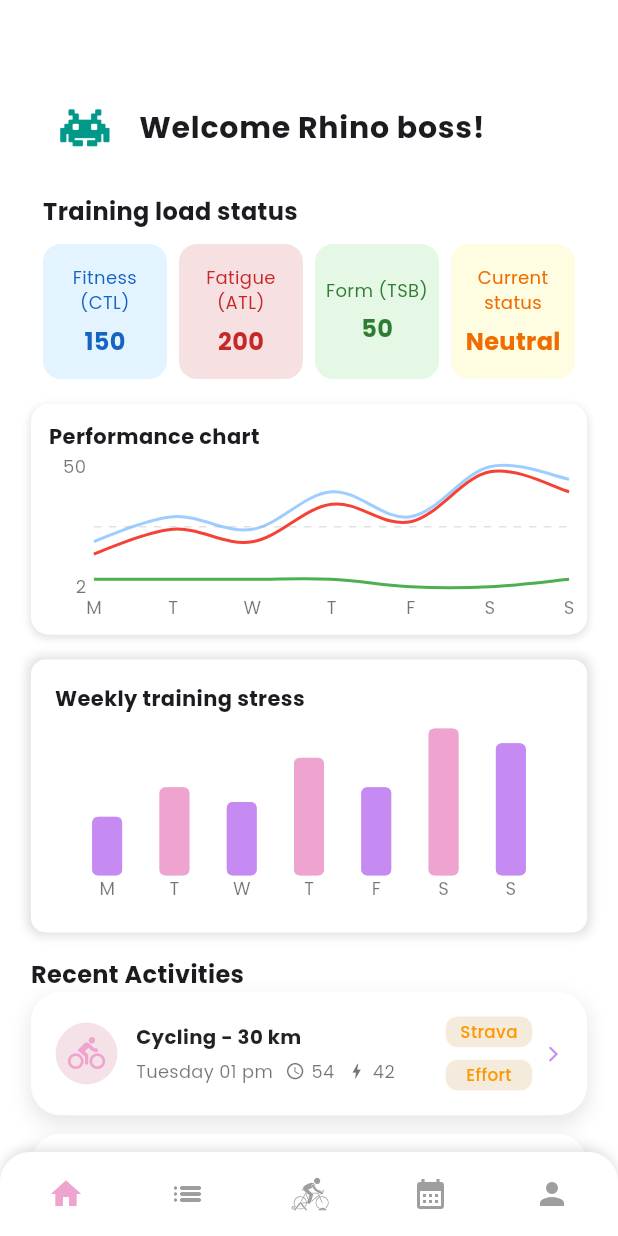
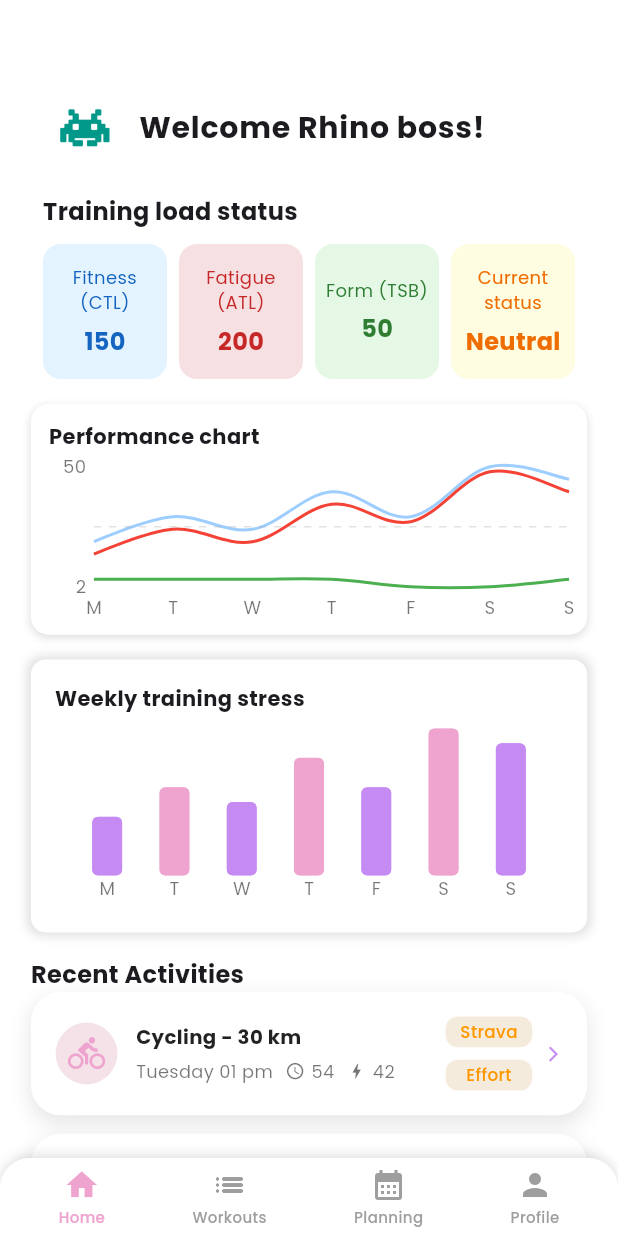
Before and after one commit to HanineBgr/Cyclink, a Flutter app: the MainTabView screen opened directly, on a phone screen of 412 x 824 dp. Run offline on Flutter 3.47's test engine with Material 3 defaults, Android fonts, the phone set to English and light mode, and no system bars; drawn by our look-alikes of fl_chart; our stand-ins replace dotted_border, firebase_auth, firebase_core, flutter_secure_storage, flutter_svg, get and 5 more; missing offline and left inert: dotted_dashed_line, flutter_reactive_ble; accounts and stored records are empty.

Commit message:
improving update profile

```diff
--- a/lib/services/auth/auth_service.dart
+++ b/lib/services/auth/auth_service.dart
@@ -73,6 +73,32 @@ class AuthService {
       throw Exception(errorData['message'] ?? 'Sign-in failed');
     }
   }
+/// Update user profile
+static Future<User> updateUser({
+  required String userId,
+  required Map<String, dynamic> updatedFields,
+}) async {
+  final token = await _storage.read(key: 'token');
+  final url = Uri.parse('$baseUrl/user/$userId'); // matches /user/:id
+
+  final response = await http.put(
+    url,
+    headers: {
+      'Content-Type': 'application/json',
+      'Authorization': 'Bearer $token',
+    },
+    body: jsonEncode(updatedFields),
+  );
+
+  final responseBody = jsonDecode(response.body);
+
+  if (response.statusCode == 200) {
+    return User.fromJson(responseBody);
+  } else {
+    throw Exception(responseBody['message'] ?? 'Failed to update user');
+  }
+}
+
 
   /// Fetch Current User
   static Future<User> fetchUser({required String token}) async {
@@ -104,4 +130,45 @@ class AuthService {
   static Future<void> signOut() async {
     await _storage.delete(key: 'token');
   }
+
+  /// sign in with strava
+  /* static Future<User> signInWithStrava() async {
+    const clientId = '156458';
+    final redirectUri = '$baseUrl/auth/strava/callback';
+
+    final authUrl = Uri.https("www.strava.com", "/oauth/authorize", {
+      'client_id': clientId,
+      'response_type': 'code',
+      'redirect_uri': redirectUri,
+      'approval_prompt': 'auto',
+      'scope': 'read,activity:read',
+    }).toString();
+
+    try {
+      final result = await FlutterWebAuth.authenticate(
+        url: authUrl,
+        callbackUrlScheme: 'https',
+      );
+
+      final code = Uri.parse(result).queryParameters['code'];
+      if (code == null) throw Exception("Missing code from redirect");
+
+      final tokenResponse = await http.get(
+        Uri.parse('$baseUrl/auth/strava/callback?code=$code'),
+      );
+
+      if (tokenResponse.statusCode == 200) {
+        final data = json.decode(tokenResponse.body);
+        final token = data['token'];
+
+        await _storage.write(key: 'token', value: token);
+        return User.fromJson(data['user']);
+      } else {
+        final err = json.decode(tokenResponse.body);
+        throw Exception(err['message'] ?? 'Strava login failed');
+      }
+    } catch (e) {
+      throw Exception("Strava auth error: $e");
+    }
+  }*/
 }
--- a/lib/view/auth/signUp1.dart
+++ b/lib/view/auth/signUp1.dart
@@ -130,7 +130,7 @@ class _SignUpViewState extends State<SignUpView> {
                         height: 50,
                         padding: const EdgeInsets.symmetric(horizontal: 15),
                         child: Image.asset(
-                          "assets/img/gender.png",
+                          "assets/img/choosegender.png",
                           width: 20,
                           height: 20,
                           fit: BoxFit.contain,
@@ -147,7 +147,7 @@ class _SignUpViewState extends State<SignUpView> {
                                       value: name,
                                       child: Text(
                                         name,
-                                        style: TextStyle(color: TColor.gray, fontSize: 14),
+                                        style: TextStyle(color: TColor.black, fontSize: 14),
                                       ),
                                     ))
                                 .toList(),
--- a/lib/view/auth/signUp2.dart
+++ b/lib/view/auth/signUp2.dart
@@ -3,6 +3,7 @@ import 'package:fast_rhino/common_widget/round_button.dart';
 import 'package:fast_rhino/common_widget/round_textfield.dart';
 import 'package:fast_rhino/providers/auth_provider.dart';
 import 'package:fast_rhino/view/auth/login_view.dart';
+import 'package:fast_rhino/view/main_tab/main_tab_view.dart';
 import 'package:flutter/material.dart';
 import 'package:provider/provider.dart';
 
@@ -71,7 +72,7 @@ class _SignUp2ScreenState extends State<SignUp2Screen> {
               Navigator.pop(context);
               Navigator.pushReplacement(
                 context,
-                MaterialPageRoute(builder: (_) => const LoginView()),
+                MaterialPageRoute(builder: (_) => const MainTabView()),
               );
             },
             child: const Text("OK", style: TextStyle(fontSize: 14)),
--- a/lib/view/main_tab/main_tab_view.dart
+++ b/lib/view/main_tab/main_tab_view.dart
@@ -62,7 +62,7 @@ class _MainTabViewState extends State<MainTabView> with WidgetsBindingObserver {
       case 1:
         return WorkoutLibrary(eObj: {"name": "Workout Library"});
       case 2:
-        return const Placeholder(); // Replace with LiveSessionScreen if needed
+        return const Placeholder();
       case 3:
         return PlanningScreen();
       case 4:
@@ -72,11 +72,18 @@ class _MainTabViewState extends State<MainTabView> with WidgetsBindingObserver {
     }
   }
 
-  Widget buildTabIcon(Widget iconWidget, bool isActive, VoidCallback onTap) {
-    return IconButton(
-      icon: iconWidget,
-      onPressed: onTap,
-      splashRadius: 24,
+  Widget buildTabItem({required Widget icon, required String label, required bool isActive, required VoidCallback onTap}) {
+    final color = isActive ? TColor.secondaryColor2 : Colors.grey;
+    return GestureDetector(
+      onTap: onTap,
+      child: Column(
+        mainAxisSize: MainAxisSize.min,
+        children: [
+          icon,
+          const SizedBox(height: 2),
+          Text(label, style: TextStyle(fontSize: 10, color: color, fontWeight: FontWeight.w500)),
+        ],
+      ),
     );
   }
 
@@ -101,71 +108,49 @@ class _MainTabViewState extends State<MainTabView> with WidgetsBindingObserver {
               ),
             ],
           ),
-          padding: const EdgeInsets.symmetric(horizontal: 20, vertical: 4),
+          padding: const EdgeInsets.symmetric(horizontal: 10, vertical: 6),
           child: Row(
-            mainAxisAlignment: MainAxisAlignment.spaceBetween,
+            mainAxisAlignment: MainAxisAlignment.spaceAround,
             children: [
-              buildTabIcon(
-                Icon(
-                  Icons.home,
-                  color: selectTab == 0 ? TColor.secondaryColor2 : Colors.grey,
-                ),
-                selectTab == 0,
-                () {
+              buildTabItem(
+                icon: Icon(Icons.home, color: selectTab == 0 ? TColor.secondaryColor2 : Colors.grey),
+                label: 'Home',
+                isActive: selectTab == 0,
+                onTap: () {
                   setState(() {
                     selectTab = 0;
                     currentTab = _getTabForIndex(selectTab);
                   });
                 },
               ),
-              buildTabIcon(
-                Icon(
-                  Icons.list_rounded,
-                  color: selectTab == 1 ? TColor.secondaryColor2 : Colors.grey,
-                ),
-                selectTab == 1,
-                () {
+              buildTabItem(
+                icon: Icon(Icons.list_rounded, color: selectTab == 1 ? TColor.secondaryColor2 : Colors.grey),
+                label: 'Workouts',
+                isActive: selectTab == 1,
+                onTap: () {
                   setState(() {
                     selectTab = 1;
                     currentTab = _getTabForIndex(selectTab);
                   });
                 },
               ),
-              buildTabIcon(
-                SvgPicture.asset(
-                  'assets/svg/home_trainer.svg',
-                  color: selectTab == 2 ? TColor.secondaryColor2 : Colors.grey,
-                  width: 28,
-                  height: 28,
-                ),
-                selectTab == 2,
-                () {
-                  setState(() {
-                    selectTab = 2;
-                    currentTab = _getTabForIndex(selectTab);
-                  });
-                },
-              ),
-              buildTabIcon(
-                Icon(
-                  Icons.calendar_month,
-                  color: selectTab == 3 ? TColor.secondaryColor2 : Colors.grey,
-                ),
-                selectTab == 3,
-                () {
+
+              buildTabItem(
+                icon: Icon(Icons.calendar_month, color: selectTab == 3 ? TColor.secondaryColor2 : Colors.grey),
+                label: 'Planning',
+                isActive: selectTab == 3,
+                onTap: () {
                   setState(() {
                     selectTab = 3;
                     currentTab = _getTabForIndex(selectTab);
                   });
                 },
               ),
-              buildTabIcon(
-                Icon(
-                  Icons.person,
-                  color: selectTab == 4 ? TColor.secondaryColor2 : Colors.grey,
-                ),
-                selectTab == 4,
-                () {
+              buildTabItem(
+                icon: Icon(Icons.person, color: selectTab == 4 ? TColor.secondaryColor2 : Colors.grey),
+                label: 'Profile',
+                isActive: selectTab == 4,
+                onTap: () {
                   setState(() {
                     selectTab = 4;
                     currentTab = _getTabForIndex(selectTab);
--- a/pubspec.yaml
+++ b/pubspec.yaml
@@ -53,6 +53,7 @@ dependencies:
   flutter_reactive_ble: ^5.4.0
   flutter_svg: ^2.0.7
   shared_preferences: ^2.2.2
+  dotted_border: ^2.1.0
 
 dev_dependencies:
   flutter_test:
```
Also changed, not shown: lib/common_widget/profileCard.dart (+35 -23 lines), lib/main.dart (+12 -2 lines), lib/providers/auth_provider.dart (+30 -6 lines), lib/services/bluetooth/bluetooth_service.dart (+9 -18 lines), lib/view/auth/login_view.dart (+27 -7 lines), lib/view/bluetooth/bluetooth_permission.dart (+4 -30 lines), lib/view/bluetooth/bluetooth_settings.dart (+27 -57 lines), lib/view/profile/editProfileView.dart (added, +156 -0 lines), lib/view/profile/profile_view.dart (+38 -22 lines), assets/img/PULSE.png (added), assets/img/choosegender.png (added), assets/img/ftp.png (added), assets/img/gender.png, assets/img/male.png (added), 2 more files, 1 other file.
